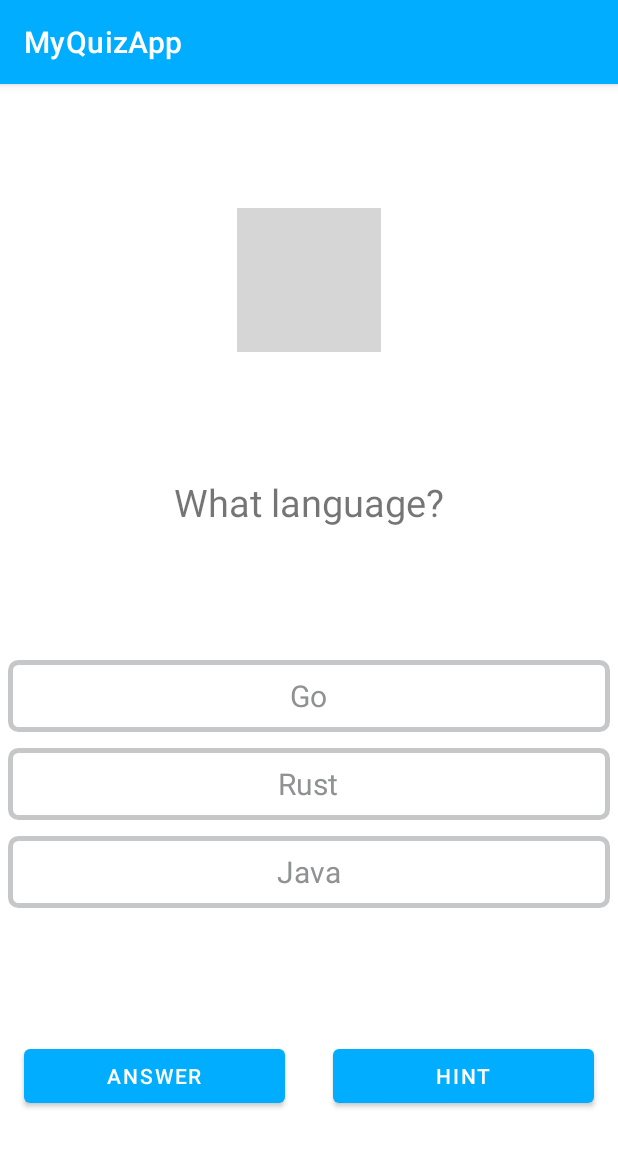
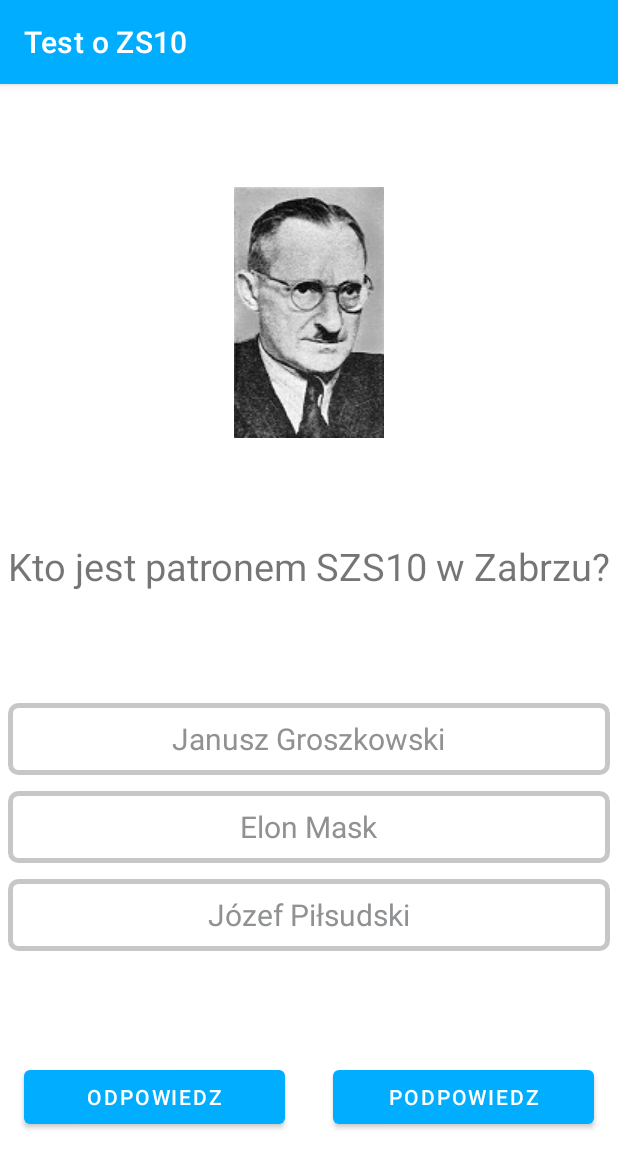
Before and after one commit to HoutarouM/Quiz-o-szkole, an Android app: the MainActivity screen opened directly, with no data from a screen before it, on a phone screen of 412 x 824 dp. Shown: the top 1168 px of the screen. Run offline under Robolectric (Android 15) with nearby library versions, the light colour scheme and no system bars; grey boxes are pictures that could not be loaded.

Commit message:
end of app

```diff
--- a/app/src/main/java/com/example/myquizapp/MainActivity.java
+++ b/app/src/main/java/com/example/myquizapp/MainActivity.java
@@ -73,14 +73,17 @@ public class MainActivity extends AppCompatActivity {
 
 
 //        add questions
-        addQuestion(R.drawable.dog, R.string.first_question_text, R.string.first_question_hint,
+        addQuestion(R.drawable.janusz, R.string.first_question_text, R.string.first_question_hint,
                 R.string.first_question_answer_a, R.string.first_question_answer_b, R.string.first_question_answer_c, 0);
 
-        addQuestion(R.drawable.dog, R.string.second_question_text, R.string.second_question_hint,
+        addQuestion(R.drawable.mapa, R.string.second_question_text, R.string.second_question_hint,
                 R.string.second_question_answer_a, R.string.second_question_answer_b, R.string.second_question_answer_c, 0);
 
-        addQuestion(R.drawable.dog, R.string.first_question_text, R.string.first_question_hint,
-                R.string.first_question_answer_a, R.string.first_question_answer_b, R.string.first_question_answer_c, 0);
+        addQuestion(R.drawable.chemia, R.string.third_question_text, R.string.third_question_hint,
+                R.string.third_question_answer_a, R.string.third_question_answer_b, R.string.third_question_answer_c, 0);
+
+        addQuestion(R.drawable.wf_short, R.string.fourth_question_text, R.string.fourth_question_hint,
+                R.string.fourth_question_answer_a, R.string.fourth_question_answer_b, R.string.fourth_question_answer_c, 0);
     }
 
     @Override
--- a/app/src/main/res/layout/activity_start.xml
+++ b/app/src/main/res/layout/activity_start.xml
@@ -12,7 +12,7 @@
         android:layout_width="wrap_content"
         android:layout_height="wrap_content"
         android:layout_marginTop="150dp"
-        android:text="Quiz about our school"
+        android:text="@string/quiz_o_naszej_szkole"
         android:textColor="@color/white"
         android:textSize="@dimen/text_size"
         app:layout_constraintBottom_toTopOf="@+id/instruction_text_view"
@@ -24,7 +24,7 @@
         android:id="@+id/instruction_text_view"
         android:layout_width="wrap_content"
         android:layout_height="wrap_content"
-        android:text="Instruction: if you use hint you lose one score"
+        android:text="@string/instrukcja_uzywanie_podpowiedzi_minus_1_punkt"
         android:textColor="@color/white"
         android:textSize="19dp"
         app:layout_constraintBottom_toTopOf="@+id/start_button"
--- a/app/src/main/res/values/strings.xml
+++ b/app/src/main/res/values/strings.xml
@@ -1,24 +1,38 @@
 <resources>
-    <string name="app_name">MyQuizApp</string>
-    <string name="answer_button_text">Answer</string>
-    <string name="hint_button_text">Hint</string>
+    <string name="app_name">Test o ZS10</string>
+    <string name="answer_button_text">Odpowiedz</string>
+    <string name="hint_button_text">Podpowiedz</string>
 
     <string name="logo_content_desc">java_logo</string>
 
-    <string name="first_question_text">What language?</string>
-    <string name="first_question_hint">Google</string>
-    <string name="first_question_answer_a">Go</string>
-    <string name="first_question_answer_b">Rust</string>
-    <string name="first_question_answer_c">Java</string>
+    <string name="first_question_text">Kto jest patronem SZS10 w Zabrzu?</string>
+    <string name="first_question_hint">Jimienie zaczyna się na j.</string>
+    <string name="first_question_answer_a">Janusz Groszkowski</string>
+    <string name="first_question_answer_b">Elon Mask</string>
+    <string name="first_question_answer_c">Józef Piłsudski</string>
 
-    <string name="second_question_text">test</string>
-    <string name="second_question_hint">test</string>
-    <string name="second_question_answer_a">test</string>
-    <string name="second_question_answer_b">test</string>
-    <string name="second_question_answer_c">test</string>
+    <string name="second_question_text">Na ktorej ulicy znajduje się ZS10?</string>
+    <string name="second_question_hint">Polski kompozytor.</string>
+    <string name="second_question_answer_a">Fryderyka Chopina</string>
+    <string name="second_question_answer_b">ul Mickiewicza</string>
+    <string name="second_question_answer_c">ul Slowackiego</string>
 
-    <string name="return_button_text">Return</string>
-    <string name="restart_button_text">Restart</string>
-    <string name="congratulations_text">Congratulations</string>
-    <string name="start_button_text">Start</string>
+    <string name="third_question_text">Jaka to sala?</string>
+    <string name="third_question_hint">2 pietro.</string>
+    <string name="third_question_answer_a">Chemiczna</string>
+    <string name="third_question_answer_b">Fizyczna</string>
+    <string name="third_question_answer_c">Komputerowa</string>
+
+    <string name="fourth_question_text">Jaka to sala?</string>
+    <string name="fourth_question_hint">Parter.</string>
+    <string name="fourth_question_answer_a">Sala dla WF</string>
+    <string name="fourth_question_answer_b">Sala taneczna</string>
+    <string name="fourth_question_answer_c">Teatralna</string>
+
+    <string name="return_button_text">Wroc</string>
+    <string name="restart_button_text">Zacznij od nowa</string>
+    <string name="congratulations_text">Gratuluję</string>
+    <string name="start_button_text">Rozpocznij</string>
+    <string name="quiz_o_naszej_szkole">Quiz o naszej szkole</string>
+    <string name="instrukcja_uzywanie_podpowiedzi_minus_1_punkt">Instrukcja: uzywanie podpowiedzi minus 1 punkt</string>
 </resources>
```
Also changed, not shown: app/src/main/res/drawable/chemia.jpg (added), app/src/main/res/drawable/janusz.jpg (added), app/src/main/res/drawable/mapa.PNG (added), app/src/main/res/drawable/wf_short.png (added), 1 other file.
